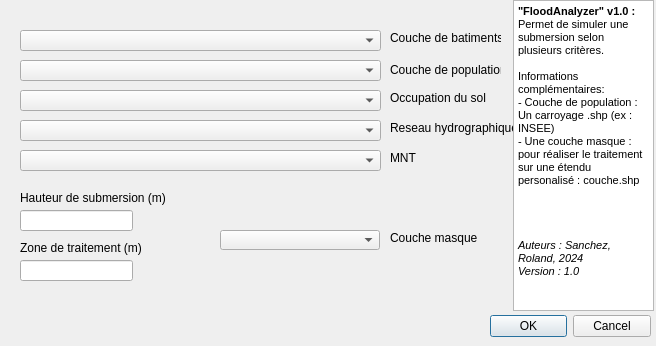
First picture: the form in FloodingAnalyzer_dialog_base.ui, repository DonSanchitoo/FloodingAnalyzer, before the edit.
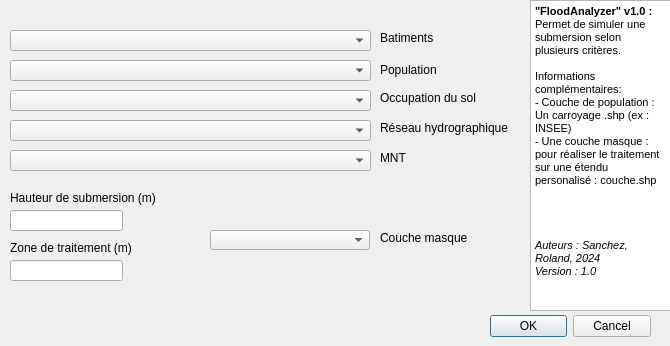
Second picture: the form after the edit. Custom widgets are drawn as their Qt base class.

Commit message: Tout ok + modif interface graphique

```diff
--- a/FloodingAnalyzer_dialog_base.ui
+++ b/FloodingAnalyzer_dialog_base.ui
@@ -6,7 +6,7 @@
    <rect>
     <x>0</x>
     <y>0</y>
-    <width>656</width>
+    <width>670</width>
     <height>346</height>
    </rect>
   </property>
@@ -32,7 +32,7 @@
   <widget class="QgsMapLayerComboBox" name="mMapLayerComboBox_bati">
    <property name="geometry">
     <rect>
-     <x>20</x>
+     <x>10</x>
      <y>30</y>
      <width>361</width>
      <height>21</height>
@@ -42,20 +42,20 @@
   <widget class="QLabel" name="label_bati">
    <property name="geometry">
     <rect>
-     <x>390</x>
+     <x>380</x>
      <y>30</y>
-     <width>111</width>
+     <width>131</width>
      <height>16</height>
     </rect>
    </property>
    <property name="text">
-    <string>Couche de batiments</string>
+    <string>Batiments</string>
    </property>
   </widget>
   <widget class="QgsMapLayerComboBox" name="mMapLayerComboBox_pop">
    <property name="geometry">
     <rect>
-     <x>20</x>
+     <x>10</x>
      <y>60</y>
      <width>361</width>
      <height>21</height>
@@ -65,7 +65,7 @@
   <widget class="QgsMapLayerComboBox" name="mMapLayerComboBox_OCS">
    <property name="geometry">
     <rect>
-     <x>20</x>
+     <x>10</x>
      <y>90</y>
      <width>361</width>
      <height>21</height>
@@ -75,7 +75,7 @@
   <widget class="QgsMapLayerComboBox" name="mMapLayerComboBox_MNT">
    <property name="geometry">
     <rect>
-     <x>20</x>
+     <x>10</x>
      <y>150</y>
      <width>361</width>
      <height>21</height>
@@ -85,22 +85,22 @@
   <widget class="QLabel" name="label">
    <property name="geometry">
     <rect>
-     <x>390</x>
+     <x>380</x>
      <y>60</y>
-     <width>111</width>
+     <width>131</width>
      <height>20</height>
     </rect>
    </property>
    <property name="text">
-    <string>Couche de population</string>
+    <string>Population</string>
    </property>
   </widget>
   <widget class="QLabel" name="label_2">
    <property name="geometry">
     <rect>
-     <x>390</x>
+     <x>380</x>
      <y>90</y>
-     <width>101</width>
+     <width>111</width>
      <height>16</height>
     </rect>
    </property>
@@ -111,7 +111,7 @@
   <widget class="QLabel" name="label_3">
    <property name="geometry">
     <rect>
-     <x>390</x>
+     <x>380</x>
      <y>150</y>
      <width>60</width>
      <height>16</height>
@@ -124,7 +124,7 @@
   <widget class="QLineEdit" name="lineEdit_hSub">
    <property name="geometry">
     <rect>
-     <x>20</x>
+     <x>10</x>
      <y>210</y>
      <width>113</width>
      <height>21</height>
@@ -134,7 +134,7 @@
   <widget class="QLineEdit" name="lineEdit_ZT">
    <property name="geometry">
     <rect>
-     <x>20</x>
+     <x>10</x>
      <y>260</y>
      <width>113</width>
      <height>21</height>
@@ -144,7 +144,7 @@
   <widget class="QLabel" name="label_4">
    <property name="geometry">
     <rect>
-     <x>20</x>
+     <x>10</x>
      <y>190</y>
      <width>181</width>
      <height>16</height>
@@ -157,7 +157,7 @@
   <widget class="QLabel" name="label_5">
    <property name="geometry">
     <rect>
-     <x>20</x>
+     <x>10</x>
      <y>240</y>
      <width>231</width>
      <height>16</height>
@@ -170,7 +170,7 @@
   <widget class="QgsMapLayerComboBox" name="mMapLayerComboBox_coursEau">
    <property name="geometry">
     <rect>
-     <x>20</x>
+     <x>10</x>
      <y>120</y>
      <width>361</width>
      <height>21</height>
@@ -180,20 +180,20 @@
   <widget class="QLabel" name="label_6">
    <property name="geometry">
     <rect>
-     <x>390</x>
+     <x>380</x>
      <y>120</y>
      <width>161</width>
      <height>16</height>
     </rect>
    </property>
    <property name="text">
-    <string>Reseau hydrographique</string>
+    <string>Réseau hydrographique</string>
    </property>
   </widget>
   <widget class="QgsMapLayerComboBox" name="mMapLayerComboBox_masque">
    <property name="geometry">
     <rect>
-     <x>220</x>
+     <x>210</x>
      <y>230</y>
      <width>160</width>
      <height>20</height>
@@ -203,7 +203,7 @@
   <widget class="QLabel" name="label_7">
    <property name="geometry">
     <rect>
-     <x>390</x>
+     <x>380</x>
      <y>230</y>
      <width>131</width>
      <height>16</height>
@@ -216,7 +216,7 @@
   <widget class="QTextEdit" name="textEdit">
    <property name="geometry">
     <rect>
-     <x>513</x>
+     <x>530</x>
      <y>0</y>
      <width>141</width>
      <height>311</height>
@@ -226,7 +226,7 @@
     <string>&lt;!DOCTYPE HTML PUBLIC &quot;-//W3C//DTD HTML 4.0//EN&quot; &quot;http://www.w3.org/TR/REC-html40/strict.dtd&quot;&gt;
 &lt;html&gt;&lt;head&gt;&lt;meta name=&quot;qrichtext&quot; content=&quot;1&quot; /&gt;&lt;style type=&quot;text/css&quot;&gt;
 p, li { white-space: pre-wrap; }
-&lt;/style&gt;&lt;/head&gt;&lt;body style=&quot; font-family:'MS Shell Dlg 2'; font-size:7.875pt; font-weight:400; font-style:normal;&quot;&gt;
+&lt;/style&gt;&lt;/head&gt;&lt;body style=&quot; font-family:'MS Shell Dlg 2'; font-size:10.5pt; font-weight:400; font-style:normal;&quot;&gt;
 &lt;p style=&quot; margin-top:0px; margin-bottom:0px; margin-left:0px; margin-right:0px; -qt-block-indent:0; text-indent:0px;&quot;&gt;&lt;span style=&quot; font-size:8pt; font-weight:600;&quot;&gt;&amp;quot;FloodAnalyzer&amp;quot; v1.0 : &lt;/span&gt;&lt;/p&gt;
 &lt;p style=&quot; margin-top:0px; margin-bottom:0px; margin-left:0px; margin-right:0px; -qt-block-indent:0; text-indent:0px;&quot;&gt;&lt;span style=&quot; font-size:8pt;&quot;&gt;Permet de simuler une submersion selon plusieurs critères. &lt;/span&gt;&lt;/p&gt;
 &lt;p style=&quot;-qt-paragraph-type:empty; margin-top:0px; margin-bottom:0px; margin-left:0px; margin-right:0px; -qt-block-indent:0; text-indent:0px; font-size:8pt;&quot;&gt;&lt;br /&gt;&lt;/p&gt;
```
